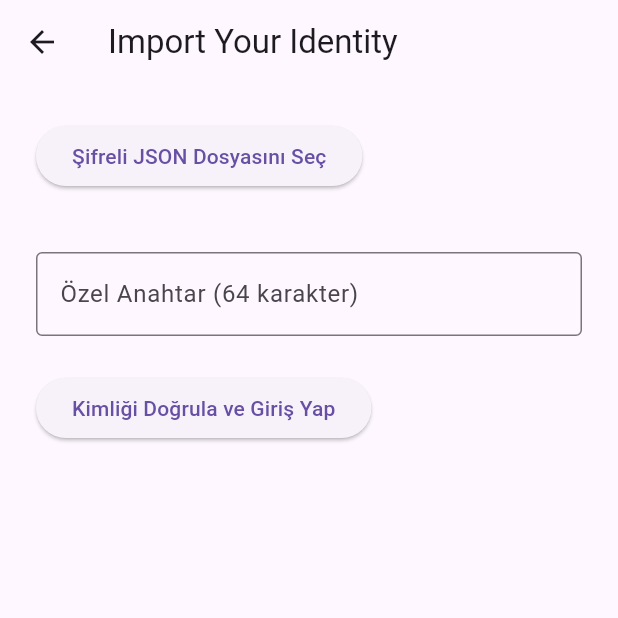
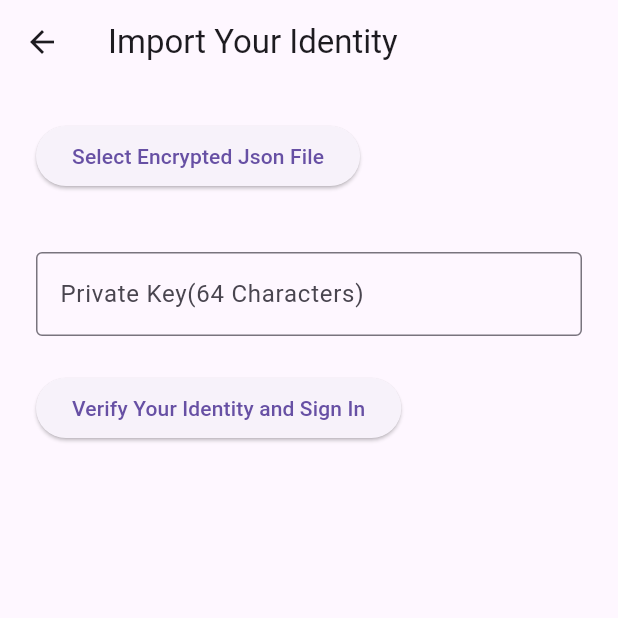
Before and after one commit to Ether-Id/EtherIDentity, a Flutter app: the ImportIdScreen screen opened directly, on a phone screen of 412 x 824 dp, the top half of it. Run offline on Flutter 3.47's test engine with Material 3 defaults, Android fonts, the phone set to English and light mode, and no system bars; our stand-ins replace file_picker, image_picker, share_plus, shared_preferences; missing offline and left inert: encrypt; accounts and stored records are empty.

Commit message:
Initial commit

```diff
--- a/lib/login_screen.dart
+++ b/lib/login_screen.dart
@@ -24,7 +24,7 @@ class LoginScreen extends StatelessWidget {
                     ),
                   );
                 },
-                child: const Text("Yeni ID Oluştur"),
+                child: const Text("Create new ID"),
               ),
               const SizedBox(height: 20),
               ElevatedButton(
@@ -36,7 +36,7 @@ class LoginScreen extends StatelessWidget {
                     ),
                   );
                 },
-                child: const Text("ID'ni İçe Aktar"),
+                child: const Text("import ID"),
               ),
             ],
           ),
--- a/lib/register_screen/import_id_screen.dart
+++ b/lib/register_screen/import_id_screen.dart
@@ -25,7 +25,7 @@ class _ImportIdScreenState extends State<ImportIdScreen> {
     // file_picker ile dosya seçme işlemi
     FilePickerResult? result = await FilePicker.platform.pickFiles(
       type: FileType.custom,
-      allowedExtensions: ['json'],  // JSON dosyasını seçmemize izin verir
+      allowedExtensions: ['json'], // JSON dosyasını seçmemize izin verir
     );
 
     if (result != null) {
@@ -41,7 +41,7 @@ class _ImportIdScreenState extends State<ImportIdScreen> {
     final privateKey = _privateKeyController.text.trim();
 
     if (path == null || privateKey.length != 64) {
-      setState(() => _statusMessage = "Dosya veya özel anahtar eksik.");
+      setState(() => _statusMessage = "File or Private Key is Missing.");
       return;
     }
 
@@ -50,12 +50,16 @@ class _ImportIdScreenState extends State<ImportIdScreen> {
       final base64Content = await File(path).readAsString();
       final fullBytes = base64Decode(base64Content);
       final iv = encrypt.IV(fullBytes.sublist(0, 16)); // IV kısmını alıyoruz
-      final encryptedData = encrypt.Encrypted(fullBytes.sublist(16)); // Şifreli veriyi alıyoruz
+      final encryptedData = encrypt.Encrypted(
+        fullBytes.sublist(16),
+      ); // Şifreli veriyi alıyoruz
 
       // Anahtar çözme ve AES ile deşifre işlemi
       final keyBytes = Uint8List.fromList(
-        List.generate(privateKey.length ~/ 2,
-          (i) => int.parse(privateKey.substring(i * 2, i * 2 + 2), radix: 16)),
+        List.generate(
+          privateKey.length ~/ 2,
+          (i) => int.parse(privateKey.substring(i * 2, i * 2 + 2), radix: 16),
+        ),
       );
       final key = encrypt.Key(keyBytes);
       final encrypter = encrypt.Encrypter(
@@ -64,12 +68,14 @@ class _ImportIdScreenState extends State<ImportIdScreen> {
 
       final decrypted = encrypter.decrypt(encryptedData, iv: iv);
       final decodedMap = jsonDecode(decrypted) as Map<String, dynamic>;
-      final sorted = Map.fromEntries(decodedMap.entries.toList()
-        ..sort((a, b) => a.key.compareTo(b.key)));
+      final sorted = Map.fromEntries(
+        decodedMap.entries.toList()..sort((a, b) => a.key.compareTo(b.key)),
+      );
       final canonicalJson = jsonEncode(sorted);
 
       final jsonHash = sha256.convert(utf8.encode(canonicalJson)).toString();
-      final kycHash = sha256.convert(utf8.encode(jsonHash + privateKey)).toString();
+      final kycHash =
+          sha256.convert(utf8.encode(jsonHash + privateKey)).toString();
 
       // Başarılı işlem sonrası veriyi SharedPreferences'a kaydediyoruz
       final prefs = await SharedPreferences.getInstance();
@@ -82,15 +88,16 @@ class _ImportIdScreenState extends State<ImportIdScreen> {
       Navigator.pushReplacement(
         context,
         MaterialPageRoute(
-          builder: (context) => RegisterStep4Screen(
-            jsonHash: jsonHash,
-            kycHash: kycHash,
-            encryptedPath: path,
-          ),
+          builder:
+              (context) => RegisterStep4Screen(
+                jsonHash: jsonHash,
+                kycHash: kycHash,
+                encryptedPath: path,
+              ),
         ),
       );
     } catch (e) {
-      setState(() => _statusMessage = "Dosya çözümleme başarısız: ${e.toString()}");
+      setState(() => _statusMessage = "File Parsing Failed: ${e.toString()}");
     }
   }
 
@@ -105,7 +112,7 @@ class _ImportIdScreenState extends State<ImportIdScreen> {
           children: [
             ElevatedButton(
               onPressed: _pickEncryptedFile,
-              child: const Text("Şifreli JSON Dosyasını Seç"),
+              child: const Text("Select Encrypted Json File"),
             ),
             const SizedBox(height: 16),
             if (_filePath != null) Text("📄 Dosya: $_filePath"),
@@ -113,7 +120,7 @@ class _ImportIdScreenState extends State<ImportIdScreen> {
             TextField(
               controller: _privateKeyController,
               decoration: const InputDecoration(
-                labelText: "Özel Anahtar (64 karakter)",
+                labelText: "Private Key(64 Characters)",
                 border: OutlineInputBorder(),
               ),
               obscureText: true,
@@ -121,12 +128,12 @@ class _ImportIdScreenState extends State<ImportIdScreen> {
             const SizedBox(height: 24),
             ElevatedButton(
               onPressed: _tryImport,
-              child: const Text("Kimliği Doğrula ve Giriş Yap"),
+              child: const Text("Verify Your Identity and Sign In"),
             ),
             if (_statusMessage != null) ...[
               const SizedBox(height: 20),
               Text(_statusMessage!, style: const TextStyle(color: Colors.red)),
-            ]
+            ],
           ],
         ),
       ),
--- a/lib/register_screen/register_step4.dart
+++ b/lib/register_screen/register_step4.dart
@@ -45,7 +45,7 @@ class _RegisterStep4ScreenState extends State<RegisterStep4Screen> {
     ScaffoldMessenger.of(context).showSnackBar(
       const SnackBar(
         content: Text(
-          "✅ Yapay zeka KYC doğrulaması başarıyla tamamlandı (%92).\n🔐 KYC Hash ve özel anahtar EtherIdentity sunucularına gönderildi.\n🪙 NFT mint edildi.",
+          "✅ AI KYC verification completed successfully (%92).\n🔐 KYC Hash and private key sent to EtherIdentity servers.\n🪙 NFT minted.",
         ),
         duration: Duration(seconds: 4),
       ),
@@ -58,9 +58,7 @@ class _RegisterStep4ScreenState extends State<RegisterStep4Screen> {
       if (!mounted) return;
       ScaffoldMessenger.of(context).showSnackBar(
         const SnackBar(
-          content: Text(
-            "Özel anahtar 64 karakter uzunluğunda olmalıdır (hex format).",
-          ),
+          content: Text("Private Key must be 64 characters long (hex format)."),
         ),
       );
       return;
@@ -110,7 +108,7 @@ class _RegisterStep4ScreenState extends State<RegisterStep4Screen> {
       if (!mounted) return;
       ScaffoldMessenger.of(
         context,
-      ).showSnackBar(SnackBar(content: Text("HATA: ${e.toString()}")));
+      ).showSnackBar(SnackBar(content: Text("Eror: ${e.toString()}")));
     }
   }
 
@@ -119,10 +117,10 @@ class _RegisterStep4ScreenState extends State<RegisterStep4Screen> {
     if (await file.exists()) {
       await Share.shareXFiles([
         XFile(file.path),
-      ], text: 'Şifreli KYC JSON dosyam');
+      ], text: 'My Encrypted KYC Json File');
     } else {
       ScaffoldMessenger.of(context).showSnackBar(
-        const SnackBar(content: Text("Şifreli dosya bulunamadı.")),
+        const SnackBar(content: Text("Encrypted File Not Found.")),
       );
     }
   }
@@ -136,7 +134,7 @@ class _RegisterStep4ScreenState extends State<RegisterStep4Screen> {
   @override
   Widget build(BuildContext context) {
     return Scaffold(
-      appBar: AppBar(title: const Text("MVP Doğrulama Ekranı")),
+      appBar: AppBar(title: const Text("Mvp Verification Screen")),
       body:
           _kycProcessing
               ? const Center(
@@ -145,7 +143,9 @@ class _RegisterStep4ScreenState extends State<RegisterStep4Screen> {
                   children: [
                     CircularProgressIndicator(),
                     SizedBox(height: 16),
-                    Text("🧠 Yapay zeka KYC bilgilerinizi kontrol ediyor..."),
+                    Text(
+                      "🧠 Artificial Intelligence Checks Your KYC Information..",
+                    ),
                   ],
                 ),
               )
@@ -156,11 +156,11 @@ class _RegisterStep4ScreenState extends State<RegisterStep4Screen> {
                     crossAxisAlignment: CrossAxisAlignment.start,
                     children: [
                       const Text(
-                        "🔐 JSON dosyası özel anahtar ile şifrelenmiştir.",
+                        "🔐 Json File Encrypted with Private Key.",
                         style: TextStyle(fontWeight: FontWeight.bold),
                       ),
                       const SizedBox(height: 16),
-                      const Text("SHA-256 ile hesaplanan JSON Hash:"),
+                      const Text("SHA-256 Calculated Json Hash:"),
                       Text(
                         widget.jsonHash,
                         style: const TextStyle(fontSize: 12),
@@ -172,36 +172,34 @@ class _RegisterStep4ScreenState extends State<RegisterStep4Screen> {
                         style: const TextStyle(fontSize: 12),
                       ),
                       const Divider(height: 32),
-                      const Text(
-                        "💡 Dosyayı açmak için özel anahtarınızı girin (64 karakter hex formatında)",
-                      ),
+                      const Text("💡 Enter Your Private Key to Open the File"),
                       const SizedBox(height: 8),
                       TextField(
                         controller: _keyController,
                         decoration: const InputDecoration(
-                          labelText: "Özel Anahtar",
+                          labelText: "Private Key",
                           border: OutlineInputBorder(),
                         ),
                       ),
                       const SizedBox(height: 12),
                       ElevatedButton(
                         onPressed: _decryptJsonFile,
-                        child: const Text("Dosyayı Aç ve Doğrula"),
+                        child: const Text("Open the file and Verify"),
                       ),
                       const SizedBox(height: 12),
                       ElevatedButton(
                         onPressed: _exportEncryptedFile,
-                        child: const Text("Şifreli JSON Dosyasını Dışa Aktar"),
+                        child: const Text("Export Json File"),
                       ),
                       const SizedBox(height: 20),
                       if (_decryptedJson != null) ...[
-                        const Text("🔍 Çözülen ve Sıralı JSON İçeriği:"),
+                        const Text("🔍 Decoded Json Content:"),
                         Text(
                           _decryptedJson!,
                           style: const TextStyle(fontSize: 13),
                         ),
                         const SizedBox(height: 20),
-                        const Text("✅ Hesaplanan KYC Hash:"),
+                        const Text("✅ KYC Hash:"),
                         Text(
                           _calculatedKycHash ?? '',
                           style: const TextStyle(fontSize: 12),
```
Also changed, not shown: lib/register_screen/secure_entry_screen.dart (+17 -8 lines), lib/register_screen/set_pin_screen.dart (+3 -5 lines).
